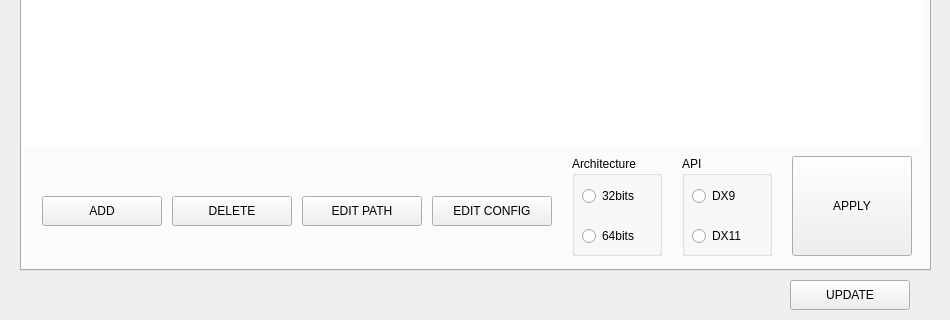
This is src/ui/main.ui in ddc/ReShadeUtils as Qt 5 draws it before an edit; both pictures show x 0 to 950 and y 380 to 700 of the 950 by 700 pixel window. The edited form follows.
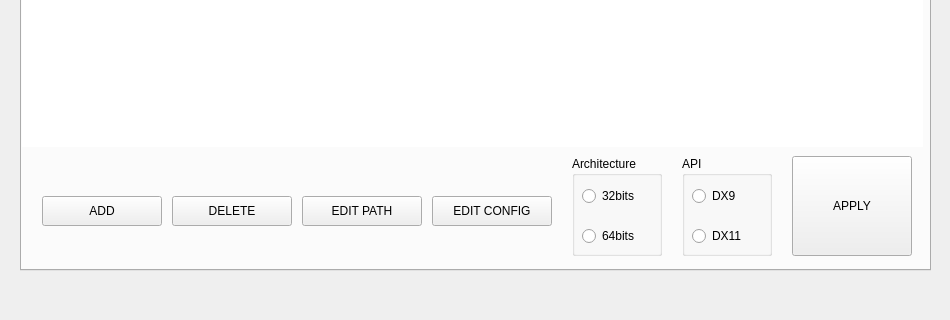
This is the edited form.

```diff
--- a/src/ui/main.ui
+++ b/src/ui/main.ui
@@ -773,10 +773,10 @@
   <widget class="QLabel" name="updateAvail_label">
    <property name="geometry">
     <rect>
-     <x>500</x>
-     <y>659</y>
-     <width>271</width>
-     <height>31</height>
+     <x>30</x>
+     <y>655</y>
+     <width>890</width>
+     <height>40</height>
     </rect>
    </property>
    <property name="font">
@@ -788,23 +788,7 @@
     <string/>
    </property>
    <property name="alignment">
-    <set>Qt::AlignRight|Qt::AlignTrailing|Qt::AlignVCenter</set>
-   </property>
-  </widget>
-  <widget class="QPushButton" name="update_button">
-   <property name="geometry">
-    <rect>
-     <x>790</x>
-     <y>660</y>
-     <width>120</width>
-     <height>30</height>
-    </rect>
-   </property>
-   <property name="toolTip">
-    <string>Click here to update the program</string>
-   </property>
-   <property name="text">
-    <string>UPDATE</string>
+    <set>Qt::AlignCenter</set>
    </property>
   </widget>
  </widget>
```
